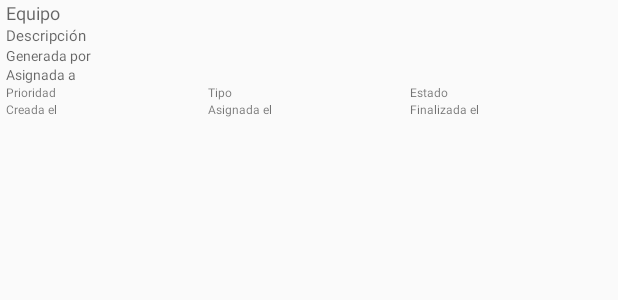
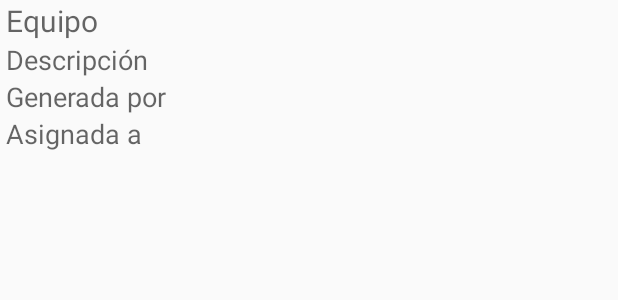
Before and after one commit to wizardblink/OTRealm, an Android app: the layout plantilla_ots_new.xml on its own in the app's theme, with its tools: preview values and no code run, on a phone screen of 412 x 824 dp. Shown: the top 300 px of the screen. Run offline under Robolectric (Android 15) with nearby library versions, the phone set to English and light mode, and no system bars.

Commit message:
Cambio plantilla OTs

```diff
--- a/app/src/main/res/layout/plantilla_ots_new.xml
+++ b/app/src/main/res/layout/plantilla_ots_new.xml
@@ -2,7 +2,7 @@
 <LinearLayout xmlns:android="http://schemas.android.com/apk/res/android"
     android:orientation="vertical"
     android:layout_width="match_parent"
-    android:layout_height="match_parent"
+    android:layout_height="100dp"
     android:paddingLeft="4dp"
     android:paddingRight="4dp">
 
@@ -11,32 +11,32 @@
         android:layout_width="match_parent"
         android:layout_height="wrap_content"
         android:hint="Equipo"
-        android:textSize="12dp"/>
+        android:textSize="20dp"/>
 
     <TextView
         android:id="@+id/textViewOtDescripciónNew"
         android:layout_width="match_parent"
         android:layout_height="wrap_content"
         android:hint="Descripción"
-        android:textSize="10dp" />
+        android:textSize="18dp" />
 
     <TextView
         android:id="@+id/textViewOtGeneratedByNew"
         android:layout_width="match_parent"
         android:layout_height="wrap_content"
         android:hint="Generada por"
-        android:textSize="9dp" />
+        android:textSize="18dp" />
 
     <TextView
         android:id="@+id/textViewOtUsuarioNew"
         android:layout_width="match_parent"
         android:layout_height="wrap_content"
         android:hint="Asignada a"
-        android:textSize="9dp" />
+        android:textSize="18dp" />
 
     <LinearLayout
         android:layout_width="match_parent"
-        android:layout_height="wrap_content"
+        android:layout_height="20dp"
         android:orientation="horizontal">
 
         <TextView
@@ -45,7 +45,7 @@
             android:layout_height="wrap_content"
             android:layout_weight="0.33"
             android:hint="Prioridad"
-            android:textSize="8dp"
+            android:textSize="12dp"
             android:layout_width="match_parent" />
 
         <TextView
@@ -55,7 +55,7 @@
             android:layout_height="wrap_content"
             android:layout_weight="0.33"
             android:hint="Tipo"
-            android:textSize="8dp" />
+            android:textSize="12dp" />
 
         <TextView
             android:id="@+id/textViewOtStateNew"
@@ -64,13 +64,13 @@
             android:layout_height="wrap_content"
             android:layout_weight="0.33"
             android:hint="Estado"
-            android:textSize="8dp" />
+            android:textSize="12dp" />
 
     </LinearLayout>
 
     <LinearLayout
         android:layout_width="match_parent"
-        android:layout_height="wrap_content"
+        android:layout_height="20dp"
         android:orientation="horizontal">
 
         <TextView
@@ -79,7 +79,7 @@
             android:layout_height="wrap_content"
             android:layout_weight="0.33"
             android:hint="Creada el"
-            android:textSize="8dp"
+            android:textSize="12dp"
             android:layout_width="match_parent" />
 
         <TextView
@@ -89,7 +89,7 @@
             android:layout_height="wrap_content"
             android:layout_weight="0.33"
             android:hint="Asignada el"
-            android:textSize="8dp" />
+            android:textSize="12dp" />
 
         <TextView
             android:id="@+id/textViewOtDateFinalNew"
@@ -98,7 +98,7 @@
             android:layout_height="wrap_content"
             android:layout_weight="0.33"
             android:hint="Finalizada el"
-            android:textSize="8dp" />
+            android:textSize="12dp" />
 
     </LinearLayout>
 
```
Also changed, not shown: app/src/main/java/com/wizardblink/smartgmo/adapters/OTsAdapter.java (+23 -16 lines).
